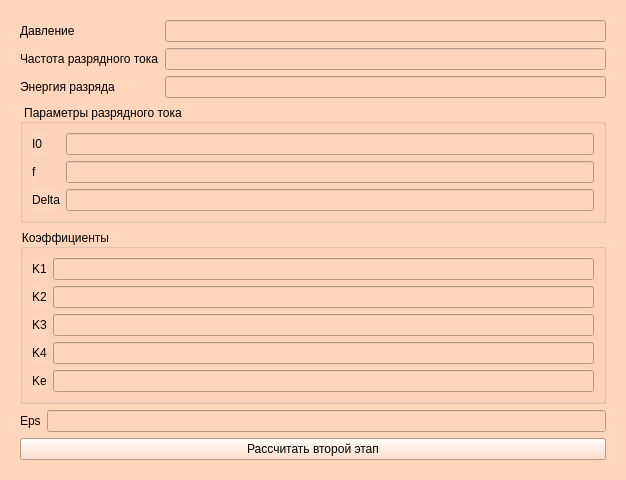
Kroshy1984/MIOM, file gui/SecondaryParameters.ui: the form before one commit.
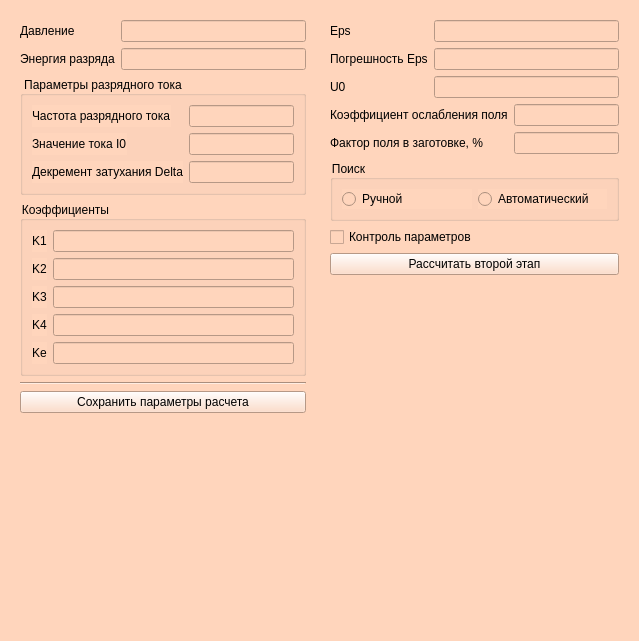
The form after the commit.

Diff of the .ui file:
```diff
--- a/gui/SecondaryParameters.ui
+++ b/gui/SecondaryParameters.ui
@@ -6,8 +6,8 @@
    <rect>
     <x>0</x>
     <y>0</y>
-    <width>626</width>
-    <height>476</height>
+    <width>639</width>
+    <height>641</height>
    </rect>
   </property>
   <property name="windowTitle">
@@ -33,23 +33,13 @@
          <widget class="QLineEdit" name="lineEditPressure"/>
         </item>
         <item row="1" column="0">
-         <widget class="QLabel" name="label_8">
-          <property name="text">
-           <string>Частота разрядного тока</string>
-          </property>
-         </widget>
-        </item>
-        <item row="1" column="1">
-         <widget class="QLineEdit" name="lineEditFrequencyAmper"/>
-        </item>
-        <item row="2" column="0">
          <widget class="QLabel" name="label_9">
           <property name="text">
            <string>Энергия разряда</string>
           </property>
          </widget>
         </item>
-        <item row="2" column="1">
+        <item row="1" column="1">
          <widget class="QLineEdit" name="lineEditDischargeEnergy"/>
         </item>
        </layout>
@@ -61,31 +51,31 @@
         </property>
         <layout class="QFormLayout" name="formLayout_3">
          <item row="0" column="0">
+          <widget class="QLabel" name="label_8">
+           <property name="text">
+            <string>Частота разрядного тока</string>
+           </property>
+          </widget>
+         </item>
+         <item row="0" column="1">
+          <widget class="QLineEdit" name="lineEditFrequencyAmper"/>
+         </item>
+         <item row="1" column="0">
           <widget class="QLabel" name="label_12">
            <property name="text">
-            <string>I0</string>
+            <string>Значение тока I0</string>
            </property>
           </widget>
          </item>
-         <item row="1" column="0">
-          <widget class="QLabel" name="label_13">
-           <property name="text">
-            <string>f</string>
-           </property>
-          </widget>
-         </item>
-         <item row="2" column="0">
-          <widget class="QLabel" name="label_14">
-           <property name="text">
-            <string>Delta</string>
-           </property>
-          </widget>
-         </item>
-         <item row="0" column="1">
+         <item row="1" column="1">
           <widget class="QLineEdit" name="lineEditI0"/>
          </item>
-         <item row="1" column="1">
-          <widget class="QLineEdit" name="lineEditF"/>
+         <item row="2" column="0">
+          <widget class="QLabel" name="label_14">
+           <property name="text">
+            <string>Декремент затухания Delta</string>
+           </property>
+          </widget>
          </item>
          <item row="2" column="1">
           <widget class="QLineEdit" name="lineEditDelta"/>
@@ -153,6 +143,39 @@
        </widget>
       </item>
       <item>
+       <widget class="Line" name="line">
+        <property name="orientation">
+         <enum>Qt::Horizontal</enum>
+        </property>
+       </widget>
+      </item>
+      <item>
+       <widget class="QPushButton" name="pushButtonSaveParameters">
+        <property name="text">
+         <string>Сохранить параметры расчета</string>
+        </property>
+       </widget>
+      </item>
+      <item>
+       <spacer name="verticalSpacer">
+        <property name="orientation">
+         <enum>Qt::Vertical</enum>
+        </property>
+        <property name="sizeHint" stdset="0">
+         <size>
+          <width>20</width>
+          <height>40</height>
+         </size>
+        </property>
+       </spacer>
+      </item>
+     </layout>
+    </widget>
+   </item>
+   <item>
+    <widget class="QWidget" name="widget_2" native="true">
+     <layout class="QVBoxLayout" name="verticalLayout_2">
+      <item>
        <layout class="QFormLayout" name="formLayout_2">
         <item row="0" column="0">
          <widget class="QLabel" name="label_5">
@@ -164,8 +187,82 @@
         <item row="0" column="1">
          <widget class="QLineEdit" name="lineEditEps"/>
         </item>
+        <item row="2" column="0">
+         <widget class="QLabel" name="label_6">
+          <property name="text">
+           <string>U0</string>
+          </property>
+         </widget>
+        </item>
+        <item row="2" column="1">
+         <widget class="QLineEdit" name="lineEdit"/>
+        </item>
+        <item row="1" column="0">
+         <widget class="QLabel" name="label_16">
+          <property name="text">
+           <string>Погрешность Eps</string>
+          </property>
+         </widget>
+        </item>
+        <item row="1" column="1">
+         <widget class="QLineEdit" name="lineEdit_2"/>
+        </item>
        </layout>
       </item>
+      <item>
+       <layout class="QFormLayout" name="formLayout_6">
+        <item row="0" column="0">
+         <widget class="QLabel" name="label_11">
+          <property name="text">
+           <string>Коэффициент ослабления поля</string>
+          </property>
+         </widget>
+        </item>
+        <item row="0" column="1">
+         <widget class="QLineEdit" name="lineEditAttenuationCoefField"/>
+        </item>
+        <item row="1" column="0">
+         <widget class="QLabel" name="label_15">
+          <property name="text">
+           <string>Фактор поля в заготовке, %</string>
+          </property>
+         </widget>
+        </item>
+        <item row="1" column="1">
+         <widget class="QLineEdit" name="lineEditFieldFactor"/>
+        </item>
+       </layout>
+      </item>
+      <item>
+       <widget class="QGroupBox" name="groupBox_3">
+        <property name="title">
+         <string>Поиск</string>
+        </property>
+        <layout class="QHBoxLayout" name="horizontalLayout_3">
+         <item>
+          <widget class="QRadioButton" name="radioButtonManual">
+           <property name="text">
+            <string>Ручной</string>
+           </property>
+          </widget>
+         </item>
+         <item>
+          <widget class="QRadioButton" name="radioButtonAuto">
+           <property name="text">
+            <string>Автоматический</string>
+           </property>
+          </widget>
+         </item>
+        </layout>
+       </widget>
+      </item>
+      <item>
+       <widget class="QCheckBox" name="checkBoxParametersControl">
+        <property name="text">
+         <string>Контроль параметров</string>
+        </property>
+       </widget>
+      </item>
       <item>
        <widget class="QPushButton" name="pushButtonCalcSecondPhase">
         <property name="text">
@@ -174,7 +271,7 @@
        </widget>
       </item>
       <item>
-       <spacer name="verticalSpacer">
+       <spacer name="verticalSpacer_2">
         <property name="orientation">
          <enum>Qt::Vertical</enum>
         </property>
```
